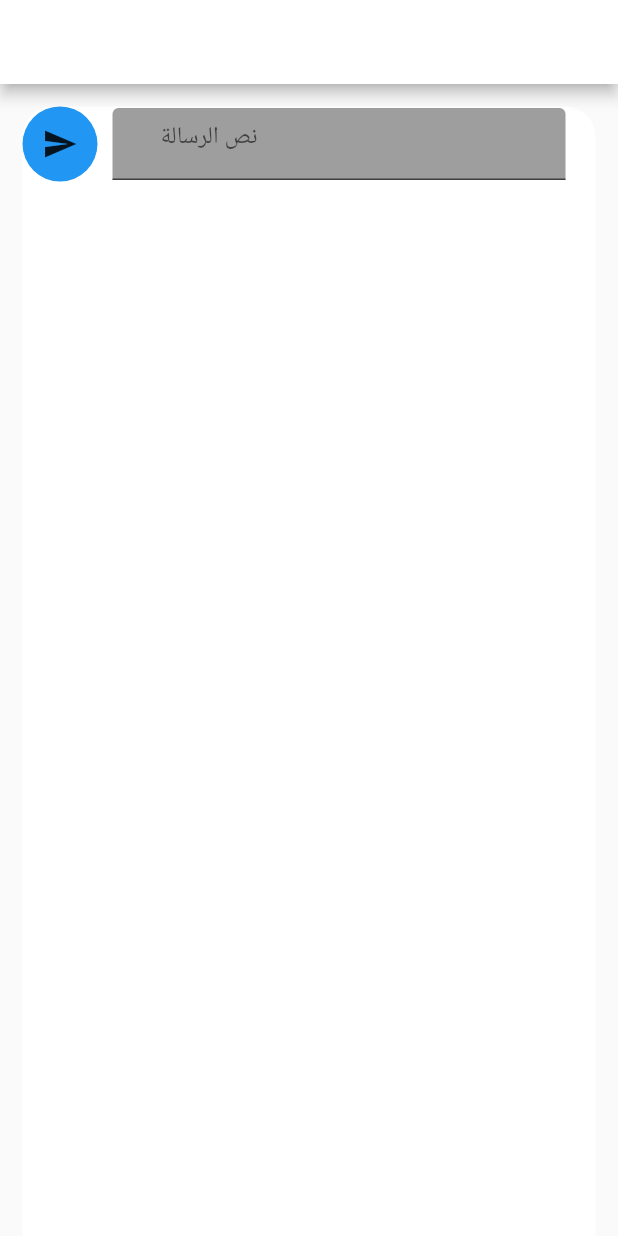
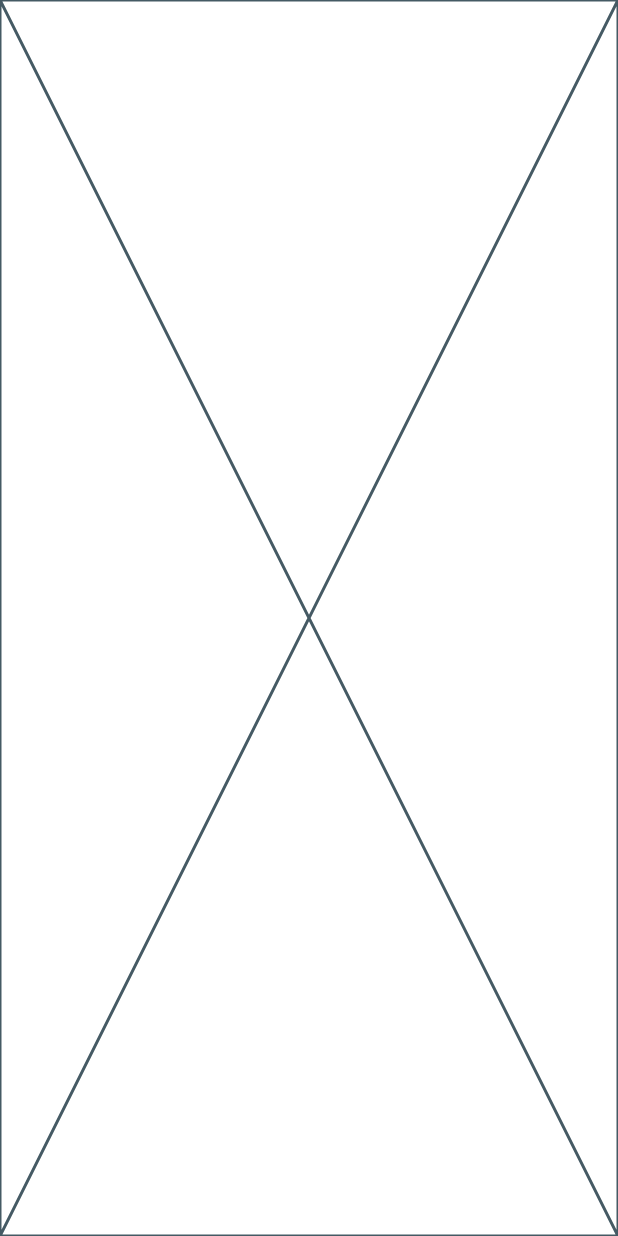
Before and after one commit to seifabogheda/widgets-and-utils, a Flutter app: the screen it shows after launch, on a phone screen of 412 x 824 dp. Run offline on Flutter 3.47's test engine with Material 2 defaults, Android fonts, the phone set to English and light mode, and no system bars; our stand-ins replace cached_network_image.

Commit message:
first commit

```diff
--- a/lib/chat screen.dart
+++ /dev/null
@@ -1,158 +0,0 @@
-
-import 'dart:convert';
-import 'dart:developer';
-
-import 'package:flutter/material.dart';
-import 'package:flutter/services.dart';
-import 'package:pusher_channels_flutter/pusher_channels_flutter.dart';
-
-
-
-class SingleChatView extends StatefulWidget {
-  final int chatId;
-  final String chatName;
-  final String image;
-  const SingleChatView({Key? key, required this.chatId, required this.chatName, required this.image}) : super(key: key);
-
-  @override
-  State<SingleChatView> createState() => _SingleChatViewState();
-}
-
-class _SingleChatViewState extends State<SingleChatView> {
-  PusherChannelsFlutter pusher = PusherChannelsFlutter.getInstance();
-
-  @override
-  void initState() {
-    initPusher();
-    super.initState();
-  }
-  initPusher() async {
-    // في اول دخول للشات هيظهر معاك ايرور لان مفيش رسالة بتتضاف لكن كمل عادي هتلاقيه شغال كويس جدا
-    // مع الاتفاق مع الباك لما يعمل ال pusher يكون مع سيرفس ال SEND يبعت ف ال PUSHER
-
-    try {
-      await pusher.init(apiKey: 'الكي اللي الباك هيبعتهولك', cluster: 'eu',onEvent: onEvent);
-      // await pusher.init(apiKey: '87df506b6a9513c80d03', cluster: 'eu',onEvent: onEvent);
-      log("done");
-      // دا ال subscribe بتاع كل شات عشان يشتغل ال pusher و غالبا الباك هيقولك دا هيبقى الشات id او ع حسب اتفاقك معاه
-      await pusher.subscribe(
-          channelName: "chat.${widget.chatId}");
-      await pusher.connect();
-    } on PlatformException catch (e) {
-      log("$e");
-    }
-  }
-
-  onEvent(PusherEvent event) {
-    log("event is : ${json.decode(event.data.toString())["message"]}");
-
-    try{
-      // لما يحصل الايفينت يعمل ابديت للرسايل اللي بتجيلك يتحسن تضبطها ع حسب الاستيت مانجمينت بتاعتك
-      setState(() {
-        // controller.messages.insert(0, ConversationMessage.fromMap(json.decode(event.data.toString())["message"]));
-      });
-    }catch(e,s){
-      log("error is : $e, stack is $s");
-    }
-  }
-  @override
-  Widget build(BuildContext context) {
-    return Scaffold(
-      appBar: AppBar(
-        backgroundColor: Colors.white,
-        centerTitle: true,
-        title:Text(
-          widget.chatName,
-        ),
-
-        actions: [
-          GestureDetector(
-            onTap:()=> Navigator.of(context).pop(),
-            child: Icon(Icons.adaptive.arrow_back),
-          ),
-          const SizedBox(width: 15),
-        ],
-      ),
-      body: Padding(
-        padding: const EdgeInsets.only(top: 15.0, right: 15.0, left: 15.0),
-        child: Container(
-          height: double.infinity,
-          decoration: const BoxDecoration(
-            color: Colors.white,
-            borderRadius: BorderRadius.only(
-              topLeft: Radius.circular(20),
-              topRight: Radius.circular(20),
-            ),
-          ),
-          child: Column(
-            children: [
-              Row(
-                mainAxisAlignment: MainAxisAlignment.spaceAround,
-                children: [
-                  InkWell(
-                    onTap: () {},
-                    child: Container(
-                      height: 50,
-                      width: 50,
-                      decoration: BoxDecoration(
-                        color: Colors.blue,
-                        borderRadius: BorderRadius.circular(50),
-                      ),
-                      child: InkWell(
-                          onTap: () {
-                            // send message
-                            // controller.sendMessage();
-                          },
-                          child: const Icon(Icons.send)
-                      ),
-                    ),
-                  ),
-                  const SizedBox(
-                    width: 10,
-                  ),
-                  const Expanded(
-                    child: TextField(
-                      // don't forget you text edit controller
-                      textAlign: TextAlign.start,
-                      decoration: InputDecoration(
-                        filled: true,
-                        fillColor: Colors.grey,
-                        hintText: "نص الرسالة",
-                        // suffixIcon: SvgPicture.asset(AppAssets.FilterIcon),
-                        prefixText: "   ",
-                        suffixIconConstraints: BoxConstraints(
-                          maxHeight: 30,
-                        ),
-                        contentPadding: EdgeInsets.only(
-                          top: 0.0,
-                          bottom: 10.0,
-                          right: 20,
-                          left: 20,
-                        ),
-                      ),
-                    ),
-                  ),
-                  const SizedBox(
-                    width: 20,
-                  ),
-                ],
-              ),
-              const SizedBox(
-                height: 10,
-              ),
-            ],
-          ),
-        ),
-      ),
-    );
-  }
-
-  // متنساش ال dispose هتودينا ف داهية
-  @override
-  void dispose() {
-    pusher.disconnect();
-    super.dispose();
-  }
-
-  // مفيش اي اضافة في الاندرويد او ال  ios في ال IOS بس خليه يبدا من 13
-}
--- /dev/null
+++ b/lib/home.dart
@@ -0,0 +1,11 @@
+
+
+import 'package:flutter/material.dart';
+class Home extends StatelessWidget {
+  const Home({Key? key}) : super(key: key);
+
+  @override
+  Widget build(BuildContext context) {
+    return const Placeholder();
+  }
+}
--- a/lib/main.dart
+++ b/lib/main.dart
@@ -1,6 +1,6 @@
 import 'package:flutter/material.dart';
+import 'package:pusher_example/home.dart';
 
-import 'chat screen.dart';
 
 void main() {
   runApp(const MyApp());
@@ -13,12 +13,11 @@ class MyApp extends StatelessWidget {
   @override
   Widget build(BuildContext context) {
     return MaterialApp(
-      title: 'Pusher Example',
+      title: 'Utils And Widgets ',
       theme: ThemeData(
-
         primarySwatch: Colors.blue,
       ),
-      home:  const SingleChatView (chatId: 1, chatName: '', image: '',),
+      home: const Home(),
     );
   }
 }
```
Also changed, not shown: lib/widgets/custom_cache_image.dart (added, +79 -0 lines), pubspec.yaml (+3 -4 lines), assets/images/placeholder.png (added), pubspec.lock, 5 other files.
